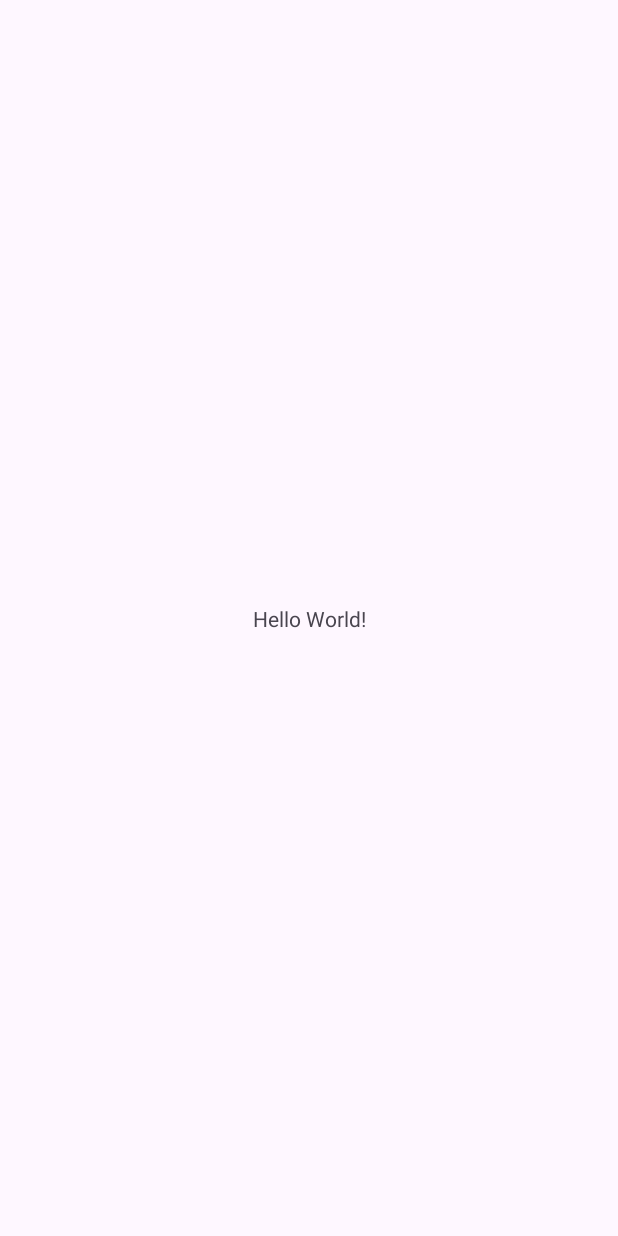
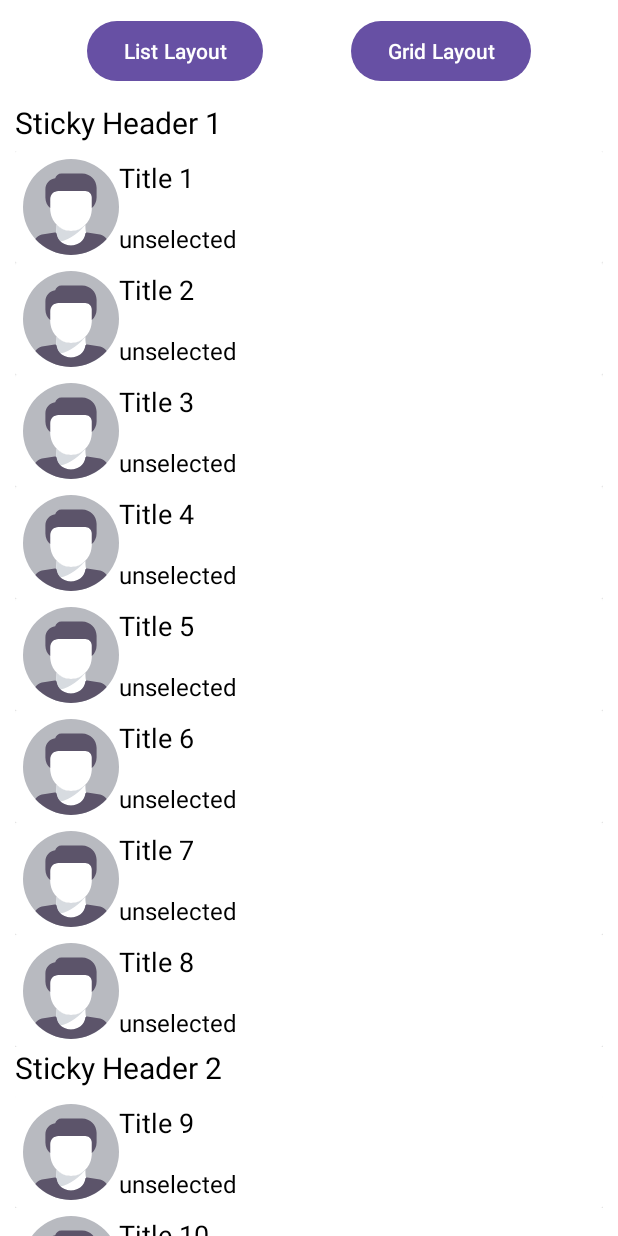
Before and after one commit to proptit-mobile-d21/011-Android-RecyclerView, an Android app: the screen it shows after launch (MainActivity), on a phone screen of 412 x 824 dp. Before the commit the screen is almost empty. Run offline under Robolectric (Android 15) with nearby library versions, the phone set to English and light mode, and no system bars.

Commit message:
List Layout

```diff
--- a/app/build.gradle.kts
+++ b/app/build.gradle.kts
@@ -33,6 +33,9 @@ android {
     kotlinOptions {
         jvmTarget = "1.8"
     }
+    buildFeatures {
+        viewBinding = true
+    }
 }
 
 dependencies {
--- /dev/null
+++ b/app/src/main/java/dev/proptit/recyclerview/IListener.kt
@@ -0,0 +1,10 @@
+package dev.proptit.recyclerview
+
+import androidx.recyclerview.widget.RecyclerView
+import dev.proptit.recyclerview.adapter.ChildAdapter
+import dev.proptit.recyclerview.model.Item
+
+interface IListener<T : RecyclerView.ViewHolder?> {
+    fun onClick(item: Item)
+    fun onLongClick(adapter: RecyclerView.Adapter<T>, item: Item, position: Int)
+}
--- a/app/src/main/java/dev/proptit/recyclerview/MainActivity.kt
+++ b/app/src/main/java/dev/proptit/recyclerview/MainActivity.kt
@@ -1,11 +1,23 @@
 package dev.proptit.recyclerview
 
+import android.os.Bundle
 import androidx.appcompat.app.AppCompatActivity
-import android.os.Bundle
+import androidx.recyclerview.widget.LinearLayoutManager
+import dev.proptit.recyclerview.adapter.ParentAdapter
+import dev.proptit.recyclerview.data.Data
+import dev.proptit.recyclerview.databinding.ActivityMainBinding
 
 class MainActivity : AppCompatActivity() {
+    private lateinit var binding: ActivityMainBinding
+
     override fun onCreate(savedInstanceState: Bundle?) {
         super.onCreate(savedInstanceState)
-        setContentView(R.layout.activity_main)
+        binding = ActivityMainBinding.inflate(layoutInflater)
+        setContentView(binding.root)
+        binding.apply {
+            parentRecyclerView.layoutManager =
+                LinearLayoutManager(this@MainActivity, LinearLayoutManager.VERTICAL, false)
+            parentRecyclerView.adapter = ParentAdapter(this@MainActivity, Data.categories)
+        }
     }
 }
--- /dev/null
+++ b/app/src/main/java/dev/proptit/recyclerview/adapter/ChildAdapter.kt
@@ -0,0 +1,45 @@
+package dev.proptit.recyclerview.adapter
+
+import android.view.LayoutInflater
+import android.view.ViewGroup
+import androidx.recyclerview.widget.RecyclerView
+import dev.proptit.recyclerview.IListener
+import dev.proptit.recyclerview.R
+import dev.proptit.recyclerview.databinding.ItemChildRecyclerViewBinding
+import dev.proptit.recyclerview.model.Item
+
+class ChildAdapter(
+    private val items: List<Item>,
+    private val listener: IListener<ChildViewHolder>
+) :
+    RecyclerView.Adapter<ChildAdapter.ChildViewHolder>() {
+    inner class ChildViewHolder(private val binding: ItemChildRecyclerViewBinding) :
+        RecyclerView.ViewHolder(binding.root) {
+        fun bind(item: Item) {
+            binding.apply {
+                avatar.setImageResource(R.drawable.avatar)
+                textTitle.text = item.title
+                textDescription.text = if (item.isSelected) "selected" else "unselected"
+                itemCard.setOnClickListener {
+                    listener.onClick(item)
+                }
+                itemCard.setOnLongClickListener {
+                    listener.onLongClick(this@ChildAdapter, item, adapterPosition)
+                    true
+                }
+
+            }
+        }
+    }
+
+    override fun onCreateViewHolder(parent: ViewGroup, viewType: Int): ChildViewHolder {
+        val binding =
+            ItemChildRecyclerViewBinding.inflate(LayoutInflater.from(parent.context), parent, false)
+        return ChildViewHolder(binding)
+    }
+
+    override fun getItemCount(): Int = items.size
+    override fun onBindViewHolder(holder: ChildViewHolder, position: Int) {
+        holder.bind(items[position])
+    }
+}
--- /dev/null
+++ b/app/src/main/java/dev/proptit/recyclerview/adapter/ParentAdapter.kt
@@ -0,0 +1,62 @@
+package dev.proptit.recyclerview.adapter
+
+import android.content.Context
+import android.util.Log
+import android.view.LayoutInflater
+import android.view.ViewGroup
+import android.widget.Toast
+import androidx.recyclerview.widget.LinearLayoutManager
+import androidx.recyclerview.widget.RecyclerView
+import dev.proptit.recyclerview.IListener
+import dev.proptit.recyclerview.databinding.ItemParentRecyclerViewBinding
+import dev.proptit.recyclerview.model.Category
+import dev.proptit.recyclerview.model.Item
+
+class ParentAdapter(private val context: Context, private val categories: List<Category>) :
+    RecyclerView.Adapter<ParentAdapter.ParentViewHolder>(),
+    IListener<ChildAdapter.ChildViewHolder> {
+    inner class ParentViewHolder(private val binding: ItemParentRecyclerViewBinding) :
+        RecyclerView.ViewHolder(binding.root) {
+        fun bind(category: Category) {
+            binding.apply {
+                textHeader.text = category.header
+                childRecyclerView.layoutManager =
+                    LinearLayoutManager(binding.root.context, LinearLayoutManager.VERTICAL, false)
+                childRecyclerView.adapter = ChildAdapter(category.items, this@ParentAdapter)
+            }
+        }
+    }
+
+    override fun onCreateViewHolder(parent: ViewGroup, viewType: Int): ParentViewHolder {
+        val binding =
+            ItemParentRecyclerViewBinding.inflate(
+                LayoutInflater.from(parent.context),
+                parent,
+                false
+            )
+        return ParentViewHolder(binding)
+    }
+
+    override fun getItemCount(): Int = categories.size
+    override fun onBindViewHolder(holder: ParentViewHolder, position: Int) {
+        holder.bind(categories[position])
+    }
+
+    override fun onClick(item: Item) {
+        Toast.makeText(context, "${item.title} clicked", Toast.LENGTH_SHORT).show()
+    }
+
+    override fun onLongClick(
+        adapter: RecyclerView.Adapter<ChildAdapter.ChildViewHolder>,
+        item: Item,
+        position: Int
+    ) {
+        item.isSelected = !item.isSelected
+        adapter.notifyItemChanged(position)
+        Toast.makeText(
+            context,
+            "${item.title} is ${if (item.isSelected) "selected" else "unselected"}",
+            Toast.LENGTH_SHORT
+        ).show()
+    }
+}
--- /dev/null
+++ b/app/src/main/java/dev/proptit/recyclerview/data/Data.kt
@@ -0,0 +1,30 @@
+package dev.proptit.recyclerview.data
+
+import dev.proptit.recyclerview.R
+import dev.proptit.recyclerview.model.Category
+import dev.proptit.recyclerview.model.Item
+
+object Data {
+    private val items_1 = listOf<Item>(
+        Item(R.drawable.avatar, "Title 1"),
+        Item(R.drawable.avatar, "Title 2"),
+        Item(R.drawable.avatar, "Title 3"),
+        Item(R.drawable.avatar, "Title 4"),
+        Item(R.drawable.avatar, "Title 5"),
+        Item(R.drawable.avatar, "Title 6"),
+        Item(R.drawable.avatar, "Title 7"),
+        Item(R.drawable.avatar, "Title 8")
+    )
+    private val items_2 = listOf<Item>(
+        Item(R.drawable.avatar, "Title 9"),
+        Item(R.drawable.avatar, "Title 10")
+    )
+    private val items_3 = listOf<Item>(
+        Item(R.drawable.avatar, "Title 11")
+    )
+    val categories = listOf<Category>(
+        Category("Sticky Header 1", items_1),
+        Category("Sticky Header 2", items_2),
+        Category("Sticky Header 3", items_3)
+    )
+}
--- /dev/null
+++ b/app/src/main/java/dev/proptit/recyclerview/model/Category.kt
@@ -0,0 +1,3 @@
+package dev.proptit.recyclerview.model
+
+class Category(val header: String, val items: List<Item>)
--- /dev/null
+++ b/app/src/main/java/dev/proptit/recyclerview/model/Item.kt
@@ -0,0 +1,5 @@
+package dev.proptit.recyclerview.model
+
+data class Item(val avatar: Int, val title: String) {
+    var isSelected: Boolean = false
+}
--- /dev/null
+++ b/app/src/main/res/drawable/avatar.xml
@@ -0,0 +1,24 @@
+<vector xmlns:android="http://schemas.android.com/apk/res/android"
+    android:width="64dp"
+    android:height="64dp"
+    android:viewportWidth="480"
+    android:viewportHeight="480">
+  <path
+      android:pathData="M240,240m-240,0a240,240 0,1 1,480 0a240,240 0,1 1,-480 0"
+      android:fillColor="#B8BAC0"/>
+  <path
+      android:pathData="M240,360.07c-27.94,0 -53.3,-11.99 -72,-31.37c-0.01,11.61 -0.44,28.38 -3.52,40.61c2.02,1.24 3.59,3.26 3.89,5.78c3.99,32.48 34.78,56.98 71.63,56.98c36.84,0 67.63,-24.5 71.63,-56.98c0.31,-2.53 1.84,-4.55 3.89,-5.78c-3.08,-12.23 -3.5,-29 -3.52,-40.62C293.3,348.08 267.94,360.07 240,360.07z"
+      android:fillColor="#FFFFFF"/>
+  <path
+      android:pathData="M310.44,330.17c-18.55,18.48 -43.24,29.9 -70.44,29.9c-27.94,0 -53.3,-11.99 -72,-31.37c-0.01,11.61 -0.44,28.38 -3.52,40.61c2.02,1.24 3.59,3.26 3.89,5.78c1.76,14.36 8.78,27.14 19.22,36.95C235.77,405.27 290.44,357.7 310.44,330.17z"
+      android:fillColor="#D7DBE0"/>
+  <path
+      android:pathData="M312,160.07H176c-22.06,0 -40,17.94 -40,40v48c0,61.76 46.66,112 104,112s104,-50.24 104,-112v-56C344,174.43 329.65,160.07 312,160.07z"
+      android:fillColor="#FFFFFF"/>
+  <path
+      android:pathData="M296,72.07H192c-15.05,0 -27.69,10.44 -31.1,24.45C133.36,100.02 112,123.6 112,152.07v40c0,20.62 8.75,39.85 24,53.52v-45.52c0,-22.06 17.94,-40 40,-40h136c17.65,0 32,14.35 32,32v53.51c15.25,-13.67 24,-32.9 24,-53.51v-48C368,104.37 335.7,72.07 296,72.07z"
+      android:fillColor="#5C546A"/>
+  <path
+      android:pathData="M61.63,400.54C105.56,449.32 169.19,480 240,480s134.44,-30.68 178.37,-79.46c-7.66,-10.36 -18.46,-18.77 -32.35,-22.66c-0.32,-0.09 -0.64,-0.16 -0.97,-0.21l-63.86,-9.58c-0.39,-0.06 -1.23,-0.09 -1.63,-0.09c-4.04,0 -7.45,3.01 -7.94,7.02c-4,32.48 -34.79,56.98 -71.63,56.98c-36.84,0 -67.63,-24.49 -71.63,-56.98c-0.5,-4.13 -4.22,-7.23 -8.14,-7.02c-0.47,-0.03 -0.93,0.01 -1.42,0.09l-63.86,9.58c-0.33,0.05 -0.65,0.12 -0.97,0.21C80.09,381.77 69.29,390.19 61.63,400.54z"
+      android:fillColor="#5C546A"/>
+</vector>
--- a/app/src/main/res/layout/activity_main.xml
+++ b/app/src/main/res/layout/activity_main.xml
@@ -4,15 +4,38 @@
     xmlns:tools="http://schemas.android.com/tools"
     android:layout_width="match_parent"
     android:layout_height="match_parent"
+    android:background="@color/white"
     tools:context=".MainActivity">
 
-    <TextView
+    <Button
+        android:id="@+id/btnListLayout"
         android:layout_width="wrap_content"
         android:layout_height="wrap_content"
-        android:text="Hello World!"
+        android:layout_marginTop="10dp"
+        android:text="@string/list_layout"
+        app:layout_constraintEnd_toStartOf="@id/btnGridLayout"
+        app:layout_constraintStart_toStartOf="parent"
+        app:layout_constraintTop_toTopOf="parent" />
+
+    <Button
+        android:id="@+id/btnGridLayout"
+        android:layout_width="wrap_content"
+        android:layout_height="wrap_content"
+        android:text="@string/grid_layout"
+        app:layout_constraintBottom_toBottomOf="@+id/btnListLayout"
+        app:layout_constraintEnd_toEndOf="parent"
+        app:layout_constraintStart_toEndOf="@+id/btnListLayout"
+        app:layout_constraintTop_toTopOf="@id/btnListLayout" />
+
+    <androidx.recyclerview.widget.RecyclerView
+        android:id="@+id/parentRecyclerView"
+        android:layout_width="match_parent"
+        android:layout_height="0dp"
+        android:layout_marginHorizontal="10dp"
+        android:layout_marginTop="10dp"
         app:layout_constraintBottom_toBottomOf="parent"
         app:layout_constraintEnd_toEndOf="parent"
         app:layout_constraintStart_toStartOf="parent"
-        app:layout_constraintTop_toTopOf="parent" />
+        app:layout_constraintTop_toBottomOf="@id/btnListLayout" />
 
 </androidx.constraintlayout.widget.ConstraintLayout>
--- /dev/null
+++ b/app/src/main/res/layout/item_child_recycler_view.xml
@@ -0,0 +1,49 @@
+<?xml version="1.0" encoding="utf-8"?>
+<androidx.constraintlayout.widget.ConstraintLayout xmlns:android="http://schemas.android.com/apk/res/android"
+    xmlns:app="http://schemas.android.com/apk/res-auto"
+    xmlns:tools="http://schemas.android.com/tools"
+    android:layout_width="match_parent"
+    android:layout_height="wrap_content">
+
+    <androidx.cardview.widget.CardView
+        android:id="@+id/itemCard"
+        android:layout_width="match_parent"
+        android:layout_height="match_parent">
+
+        <androidx.constraintlayout.widget.ConstraintLayout
+            android:layout_width="match_parent"
+            android:layout_height="wrap_content"
+            android:background="@color/white"
+            android:padding="5dp">
+
+            <ImageView
+                android:id="@+id/avatar"
+                android:layout_width="wrap_content"
+                android:layout_height="wrap_content"
+                app:layout_constraintStart_toStartOf="parent"
+                app:layout_constraintTop_toTopOf="parent"
+                tools:src="@drawable/avatar" />
+
+            <TextView
+                android:id="@+id/textTitle"
+                style="@style/title"
+                android:layout_width="wrap_content"
+                android:layout_height="wrap_content"
+                app:layout_constraintStart_toEndOf="@id/avatar"
+                app:layout_constraintTop_toTopOf="parent"
+                tools:text="Title" />
+
+            <TextView
+                android:id="@+id/textDescription"
+                style="@style/description"
+                android:layout_width="wrap_content"
+                android:layout_height="wrap_content"
+                app:layout_constraintBottom_toBottomOf="parent"
+                app:layout_constraintStart_toStartOf="@id/textTitle"
+                tools:text="Description" />
+
+        </androidx.constraintlayout.widget.ConstraintLayout>
+
+    </androidx.cardview.widget.CardView>
+
+</androidx.constraintlayout.widget.ConstraintLayout>
--- /dev/null
+++ b/app/src/main/res/layout/item_parent_recycler_view.xml
@@ -0,0 +1,26 @@
+<?xml version="1.0" encoding="utf-8"?>
+<androidx.constraintlayout.widget.ConstraintLayout xmlns:android="http://schemas.android.com/apk/res/android"
+    xmlns:app="http://schemas.android.com/apk/res-auto"
+    xmlns:tools="http://schemas.android.com/tools"
+    android:layout_width="match_parent"
+    android:layout_height="wrap_content">
+
+    <TextView
+        android:id="@+id/textHeader"
+        style="@style/header"
+        android:layout_width="wrap_content"
+        android:layout_height="wrap_content"
+        app:layout_constraintStart_toStartOf="parent"
+        app:layout_constraintTop_toTopOf="parent"
+        tools:text="Header" />
+
+    <androidx.recyclerview.widget.RecyclerView
+        android:id="@+id/childRecyclerView"
+        android:layout_width="match_parent"
+        android:layout_height="wrap_content"
+        android:layout_marginTop="5dp"
+        app:layout_constraintEnd_toEndOf="parent"
+        app:layout_constraintStart_toStartOf="parent"
+        app:layout_constraintTop_toBottomOf="@+id/textHeader" />
+
+</androidx.constraintlayout.widget.ConstraintLayout>
--- a/app/src/main/res/values/strings.xml
+++ b/app/src/main/res/values/strings.xml
@@ -1,3 +1,5 @@
 <resources>
     <string name="app_name">Recycler View</string>
+    <string name="list_layout">List Layout</string>
+    <string name="grid_layout">Grid Layout</string>
 </resources>
--- /dev/null
+++ b/app/src/main/res/values/styles.xml
@@ -0,0 +1,18 @@
+<?xml version="1.0" encoding="utf-8"?>
+<resources>
+
+    <style name="header">
+        <item name="android:textColor">@color/black</item>
+        <item name="android:textSize">20sp</item>
+    </style>
+
+    <style name="title">
+        <item name="android:textColor">@color/black</item>
+        <item name="android:textSize">18sp</item>
+    </style>
+
+    <style name="description">
+        <item name="android:textColor">@color/black</item>
+        <item name="android:textSize">16sp</item>
+    </style>
+</resources>
```
